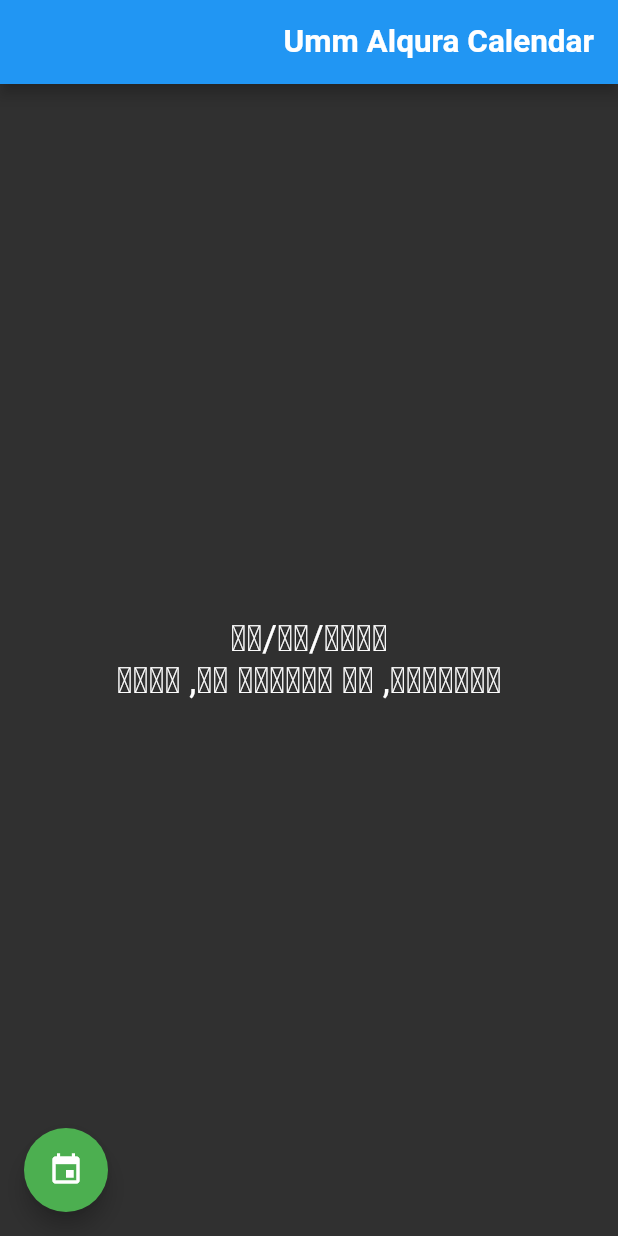
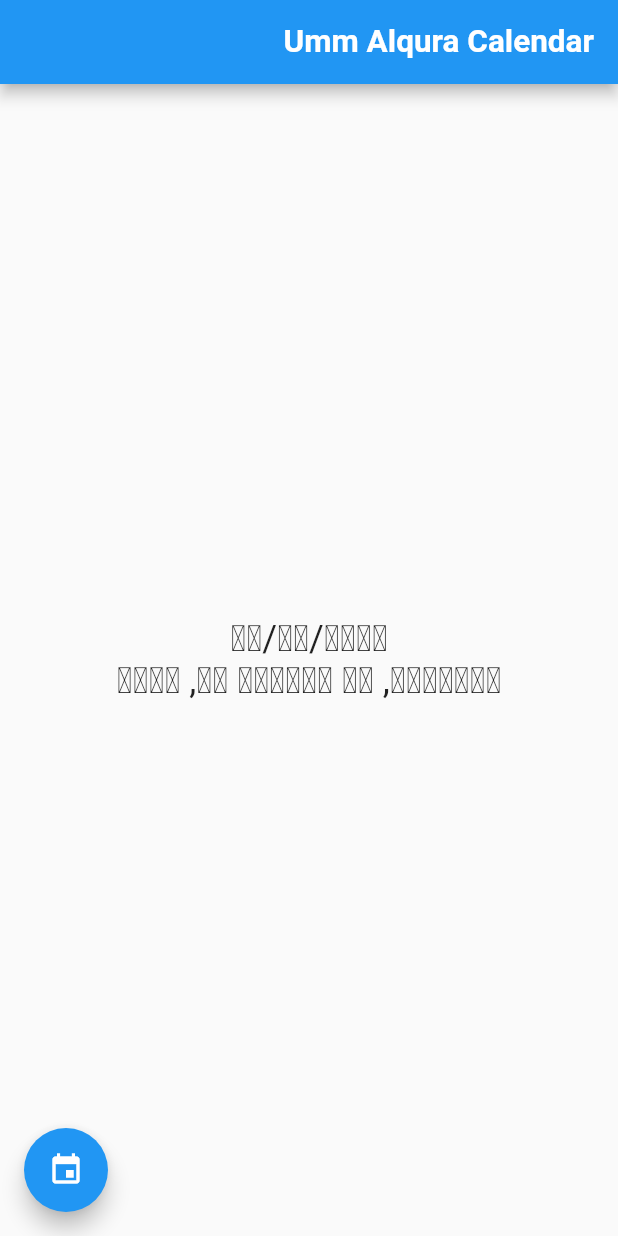
Before and after one commit to ahmedoid/hijri_picker, a Flutter app: the screen it shows after launch, on a phone screen of 412 x 824 dp. Run offline on Flutter 3.47's test engine with Material 2 defaults, Android fonts, the phone set to English and light mode, and no system bars; our stand-ins replace hijri.

Commit message:
upgrade to Dart 3

```diff
--- a/example/lib/main.dart
+++ b/example/lib/main.dart
@@ -5,13 +5,13 @@ import 'package:flutter_localizations/flutter_localizations.dart';
 import 'package:hijri/hijri_calendar.dart';
 import 'package:hijri_picker/hijri_picker.dart';
 
-void main() => runApp(new MyApp());
+void main() => runApp(MyApp());
 
 class MyApp extends StatelessWidget {
   // This widget is the root of your application.
   @override
   Widget build(BuildContext context) {
-    return new MaterialApp(
+    return MaterialApp(
         title: 'Flutter Demo',
         localizationsDelegates: [
           GlobalMaterialLocalizations.delegate,
@@ -22,10 +22,9 @@ class MyApp extends StatelessWidget {
           const Locale('ar', 'SA'),
         ],
         debugShowCheckedModeBanner: false,
-        theme: new ThemeData(
+        theme: ThemeData(
           primaryColor: Colors.brown,
-          brightness: Brightness.dark,
-          colorScheme: ColorScheme.fromSwatch().copyWith(secondary: Colors.green),
+          brightness: Brightness.light
         ),
         home: MyHomePage(title: "Umm Alqura Calendar"));
   }
@@ -37,42 +36,42 @@ class MyHomePage extends StatefulWidget {
   final String title;
 
   @override
-  _MyHomePageState createState() => new _MyHomePageState();
+  _MyHomePageState createState() => _MyHomePageState();
 }
 
 class _MyHomePageState extends State<MyHomePage> {
-  var selectedDate = new HijriCalendar.now();
+  var selectedDate = HijriCalendar.now();
 
   @override
   Widget build(BuildContext context) {
     HijriCalendar.setLocal(Localizations.localeOf(context).languageCode);
-    return new Scaffold(
-      appBar: new AppBar(
-        title: new Text(widget.title),
+    return Scaffold(
+      appBar: AppBar(
+        title: Text(widget.title),
       ),
-      body: new Padding(
+      body: Padding(
         padding: const EdgeInsets.all(8.0),
-        child: new Center(
-          child: new Column(
+        child: Center(
+          child: Column(
             mainAxisAlignment: MainAxisAlignment.center,
             //   crossAxisAlignment: CrossAxisAlignment.stretch,
             children: <Widget>[
-              new Text(
+              Text(
                 '${selectedDate.toString()}',
-                style: Theme.of(context).textTheme.headline5,
+                style: Theme.of(context).textTheme.headlineSmall,
               ),
-              new Text(
+              Text(
                 '${selectedDate.fullDate()}',
-                style: Theme.of(context).textTheme.headline5,
+                style: Theme.of(context).textTheme.headlineSmall,
               ),
             ],
           ),
         ),
       ),
-      floatingActionButton: new FloatingActionButton(
+      floatingActionButton: FloatingActionButton(
         onPressed: () => _selectDate(context),
         tooltip: 'Pick Date',
-        child: new Icon(Icons.event),
+        child: Icon(Icons.event),
       ),
     );
   }
@@ -81,11 +80,11 @@ class _MyHomePageState extends State<MyHomePage> {
     final HijriCalendar? picked = await showHijriDatePicker(
       context: context,
       initialDate: selectedDate,
-      lastDate: new HijriCalendar()
+      lastDate: HijriCalendar()
         ..hYear = 1445
         ..hMonth = 9
         ..hDay = 25,
-      firstDate: new HijriCalendar()
+      firstDate: HijriCalendar()
         ..hYear = 1438
         ..hMonth = 12
         ..hDay = 25,
--- a/example/pubspec.yaml
+++ b/example/pubspec.yaml
@@ -2,14 +2,14 @@ name: example
 description: A new Flutter project.
 
 environment:
-  sdk: '>=2.12.0 <3.0.0'
+  sdk: '>=3.0.0 <4.0.0'
 
 dependencies:
   flutter:
     sdk: flutter
   flutter_localizations:
     sdk: flutter
-  cupertino_icons: ^0.1.2
+  cupertino_icons: ^1.0.5
 
   # The following adds the Cupertino Icons font to your application.
   # Use with the CupertinoIcons class for iOS style icons.
--- a/pubspec.yaml
+++ b/pubspec.yaml
@@ -1,10 +1,10 @@
 name: hijri_picker
 description: Hijri calender to pick umm alqura dates support max & min dates.
-version: 3.1.0
+version: 4.0.0
 homepage: "https://github.com/ahmedoid/hijri_picker"
 
 environment:
-  sdk: '>=2.12.0 <3.0.0'
+  sdk: '>=3.0.0 <4.0.0'
 
 dependencies:
   flutter:
```
Also changed, not shown: lib/hijri_picker.dart (+99 -99 lines).
